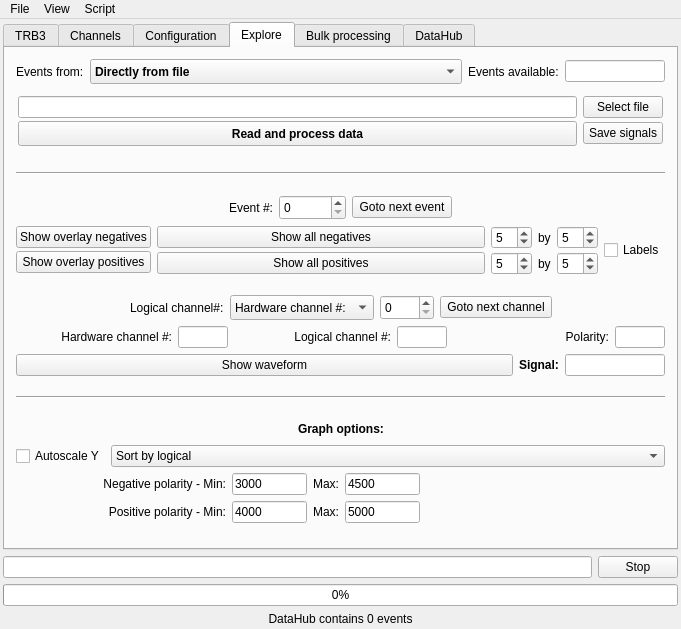
Old version of the form GUI/mainwindow.ui in the repository andrmor/TRB3reader.
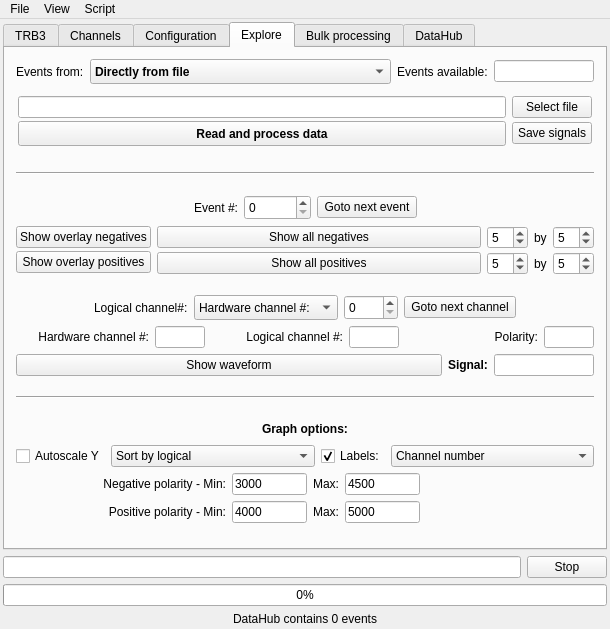
New version of the form. The open tabs and pages were chosen to show the change.

Commit message: Labels can show signal

The edit to the form file:
```diff
--- a/GUI/mainwindow.ui
+++ b/GUI/mainwindow.ui
@@ -6,7 +6,7 @@
    <rect>
     <x>0</x>
     <y>0</y>
-    <width>681</width>
+    <width>546</width>
     <height>629</height>
    </rect>
   </property>
@@ -1944,13 +1944,6 @@
             </item>
            </layout>
           </item>
-          <item>
-           <widget class="QCheckBox" name="cbLabels">
-            <property name="text">
-             <string>Labels</string>
-            </property>
-           </widget>
-          </item>
          </layout>
         </item>
         <item>
@@ -2306,6 +2299,36 @@
             </item>
            </widget>
           </item>
+          <item>
+           <widget class="QCheckBox" name="cbLabels">
+            <property name="text">
+             <string>Labels:</string>
+            </property>
+            <property name="checked">
+             <bool>true</bool>
+            </property>
+           </widget>
+          </item>
+          <item>
+           <widget class="QComboBox" name="cobLableType">
+            <property name="sizePolicy">
+             <sizepolicy hsizetype="MinimumExpanding" vsizetype="Fixed">
+              <horstretch>0</horstretch>
+              <verstretch>0</verstretch>
+             </sizepolicy>
+            </property>
+            <item>
+             <property name="text">
+              <string>Channel number</string>
+             </property>
+            </item>
+            <item>
+             <property name="text">
+              <string>Signal</string>
+             </property>
+            </item>
+           </widget>
+          </item>
          </layout>
         </item>
         <item>
@@ -2908,8 +2931,8 @@
     <rect>
      <x>0</x>
      <y>0</y>
-     <width>681</width>
-     <height>19</height>
+     <width>546</width>
+     <height>21</height>
     </rect>
    </property>
    <widget class="QMenu" name="menuFile">
```
Left out of the diff: 96 changed lines with no effect on the pictures. The commit also changes 6 other files.
